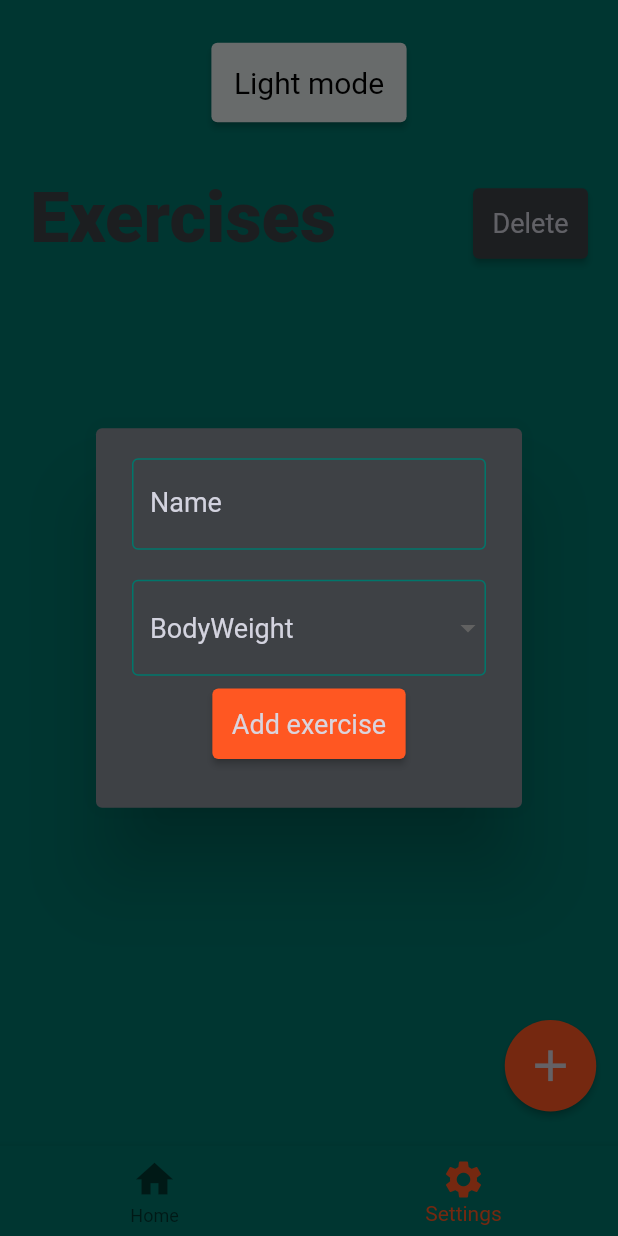
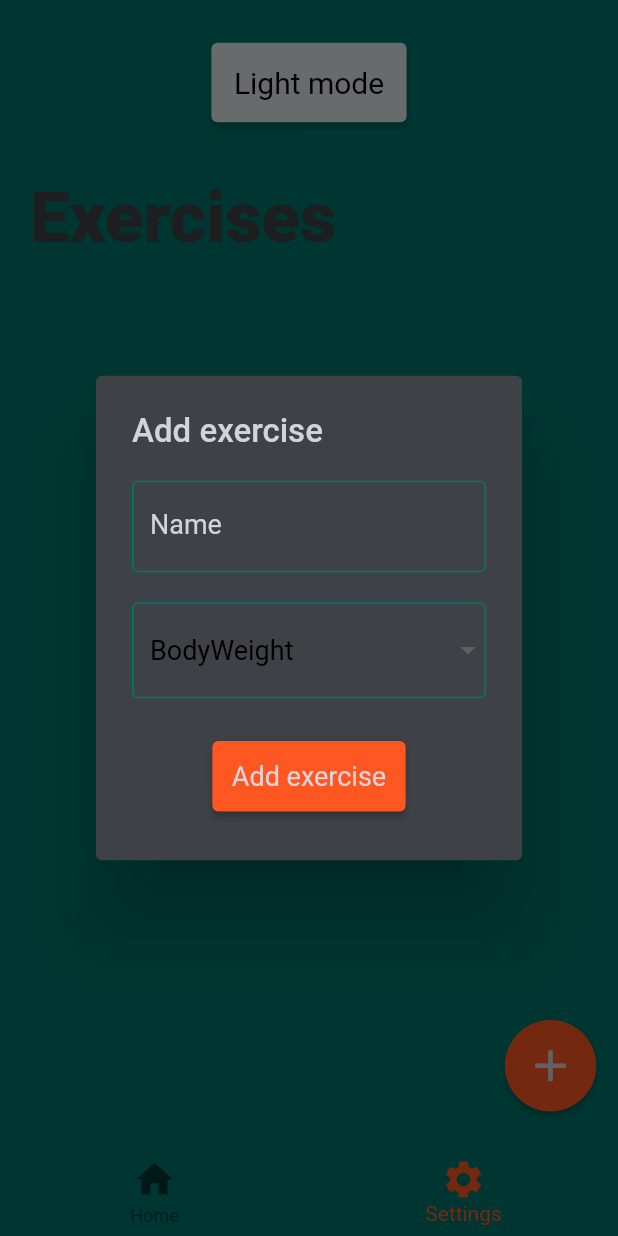
Before and after one commit to norberttalpos/gym_trackr, a Flutter app: the screen it shows after launch, item 2 of the bottom bar chosen, after a tap on the "add" icon, on a phone screen of 412 x 824 dp. Run offline on Flutter 3.47's test engine with Material 2 defaults, Android fonts, the phone set to English and light mode, and no system bars; our stand-ins replace cloud_firestore, firebase_core; accounts and stored records are empty; generated files the repository leaves out were written again.

Commit message:
bug fixes

```diff
--- a/lib/domain/model/exercise.dart
+++ b/lib/domain/model/exercise.dart
@@ -1,5 +1,4 @@
 import 'record.dart';
-
 import 'package:json_annotation/json_annotation.dart';
 
 part 'exercise.g.dart';
--- a/lib/domain/model/record.dart
+++ b/lib/domain/model/record.dart
@@ -1,5 +1,4 @@
 import 'package:intl/intl.dart';
-
 import 'package:json_annotation/json_annotation.dart';
 
 part 'record.g.dart';
--- a/lib/main.dart
+++ b/lib/main.dart
@@ -4,6 +4,7 @@
 import 'package:gym_trackr/ui/common/providers/current_tab_provider.dart';
 import 'package:gym_trackr/ui/common/providers/details_page_shown_provider.dart';
 import 'package:gym_trackr/ui/common/providers/exercise_data_source_provider.dart';
+import 'package:gym_trackr/ui/common/providers/exercise_deleted_provider.dart';
 import 'package:gym_trackr/ui/common/providers/theme_data_provider.dart';
 import 'package:gym_trackr/ui/screens/home/home_screen.dart';
 import 'package:gym_trackr/ui/screens/settings/settings_screen.dart';
@@ -16,6 +17,7 @@
         ChangeNotifierProvider(create: (context) => CurrentTabProvider()),
         ChangeNotifierProvider(create: (context) => DetailsPageShownProvider()),
         ChangeNotifierProvider(create: (context) => ExerciseDataSourceProvider()),
+        ChangeNotifierProvider(create: (context) => ExerciseDeletedProvider()),
       ],
       child: const GymTrackr()
   )
--- a/lib/ui/screens/home/home_screen.dart
+++ b/lib/ui/screens/home/home_screen.dart
@@ -6,6 +6,8 @@
 import 'package:gym_trackr/ui/screens/details/details_screen.dart';
 import 'package:gym_trackr/ui/screens/home/components/home_exercise_tile.dart';
 import 'package:provider/provider.dart';
+
+import '../../common/providers/exercise_deleted_provider.dart';
 
 class HomeScreen extends StatefulWidget {
 
@@ -19,12 +21,18 @@
 
   bool detailsPageShown = false;
 
-  Widget _buildScreen() {
+  @override
+  Widget build(BuildContext context) {
     final detailsPageShownProvider = context.watch<DetailsPageShownProvider>();
     final dataSourceProvider = context.watch<ExerciseDataSourceProvider>();
     final themeDataProvider = context.watch<ThemeDataProvider>();
 
-    if(!detailsPageShownProvider.detailsPageShown) {
+    if(!detailsPageShownProvider.detailsPageShown || context.read<ExerciseDeletedProvider>().exerciseDeleted) {
+      if(context.read<ExerciseDeletedProvider>().exerciseDeleted) {
+        context.read<ExerciseDeletedProvider>().setIsExerciseDeleted(false);
+        context.read<DetailsPageShownProvider>().setDetailsPageShown(false, "");
+      }
+
       return Column(children: [
         Expanded(
           child: FutureBuilder<List<Exercise>>(
@@ -66,9 +74,4 @@
       return DetailsScreen(exerciseName: detailsPageShownProvider.selectedExercise);
     }
   }
-
-  @override
-  Widget build(BuildContext context) {
-    return _buildScreen();
-  }
 }
--- a/lib/ui/screens/settings/dialog/add_exercise_dialog.dart
+++ b/lib/ui/screens/settings/dialog/add_exercise_dialog.dart
@@ -59,9 +59,9 @@
               _exerciseType = newValue!;
             });
           },
-          style: TextStyle(
+          style: const TextStyle(
               fontSize: 18,
-              color: themeDataProvider.themeData.mainTextColor
+              color: Colors.black,
           ),
           decoration: InputDecoration(
             focusedBorder: OutlineInputBorder(
@@ -82,6 +82,14 @@
     }
 
     return AlertDialog(
+      title: Text(
+        "Add exercise",
+        style: TextStyle(
+          color: themeDataProvider.themeData.mainTextColor,
+          fontSize: 22,
+          fontWeight: FontWeight.w500,
+        ),
+        ),
       backgroundColor: themeDataProvider.themeData.tileColor,
       content: Stack(
         clipBehavior: Clip.none,
@@ -89,8 +97,10 @@
           Form(
             child: Column(
               mainAxisSize: MainAxisSize.min,
+              mainAxisAlignment: MainAxisAlignment.spaceAround,
               children: [
                 ..._buildForm(),
+                const SizedBox(height: 20),
                 Padding(
                   padding: const EdgeInsets.all(8.0),
                   child: ElevatedButton(
--- a/lib/ui/screens/settings/settings_screen.dart
+++ b/lib/ui/screens/settings/settings_screen.dart
@@ -41,6 +41,33 @@
   Widget build(BuildContext context) {
     final dataSourceProvider = context.watch<ExerciseDataSourceProvider>();
     final themeDataProvider = context.watch<ThemeDataProvider>();
+
+    _buildModeButton(AsyncSnapshot<List<Exercise>> exerciseListSnap) {
+      if(exerciseListSnap.hasData && exerciseListSnap.data!.isNotEmpty) {
+        return ElevatedButton(
+          child: Text(
+            !_trackMode ? "Is tracked" : "Delete",
+            style: TextStyle(
+              fontSize: 18.0,
+              fontWeight: FontWeight.w400,
+              color: themeDataProvider.themeData.mainTextColor,
+            ),
+          ),
+          style: ElevatedButton.styleFrom(
+            splashFactory: NoSplash.splashFactory,
+            padding: const EdgeInsets.all(13),
+            primary: themeDataProvider.themeData.tileColor,
+          ),
+          onPressed: () {
+            setState(() {
+              _trackMode = !_trackMode;
+            });
+          },
+        );
+      } else {
+        return Container();
+      }
+    }
 
     return FutureBuilder<List<Exercise>>(
         future: dataSourceProvider.getExercises(),
@@ -92,26 +119,7 @@
                     ),
                     Padding(
                       padding: const EdgeInsets.only(top: 8),
-                      child: ElevatedButton(
-                        child: Text(
-                          !_trackMode ? "Is tracked" : "Delete",
-                          style: TextStyle(
-                            fontSize: 18.0,
-                            fontWeight: FontWeight.w400,
-                            color: themeDataProvider.themeData.mainTextColor,
-                          ),
-                        ),
-                        style: ElevatedButton.styleFrom(
-                          splashFactory: NoSplash.splashFactory,
-                          padding: const EdgeInsets.all(13),
-                          primary: themeDataProvider.themeData.tileColor,
-                        ),
-                        onPressed: () {
-                          setState(() {
-                            _trackMode = !_trackMode;
-                          });
-                        },
-                      ),
+                      child: _buildModeButton(exerciserListSnap),
                     ),
                   ],
                 ),
```
Also changed, not shown: lib/domain/model/user.dart (+10 -2 lines), lib/ui/common/providers/exercise_deleted_provider.dart (added, +14 -0 lines), lib/ui/screens/details/components/add_record_button.dart (+4 -4 lines), lib/ui/screens/details/components/exercise_profile.dart (+8 -6 lines), lib/ui/screens/details/details_screen.dart (+8 -1 lines), lib/ui/screens/details/dialog/add_record_dialog.dart (+7 -3 lines), lib/ui/screens/settings/components/settings_exercise_tile.dart (+15 -1 lines), lib/ui/screens/settings/dialog/exercise_deletion_confirmation_dialog.dart (added, +60 -0 lines).
